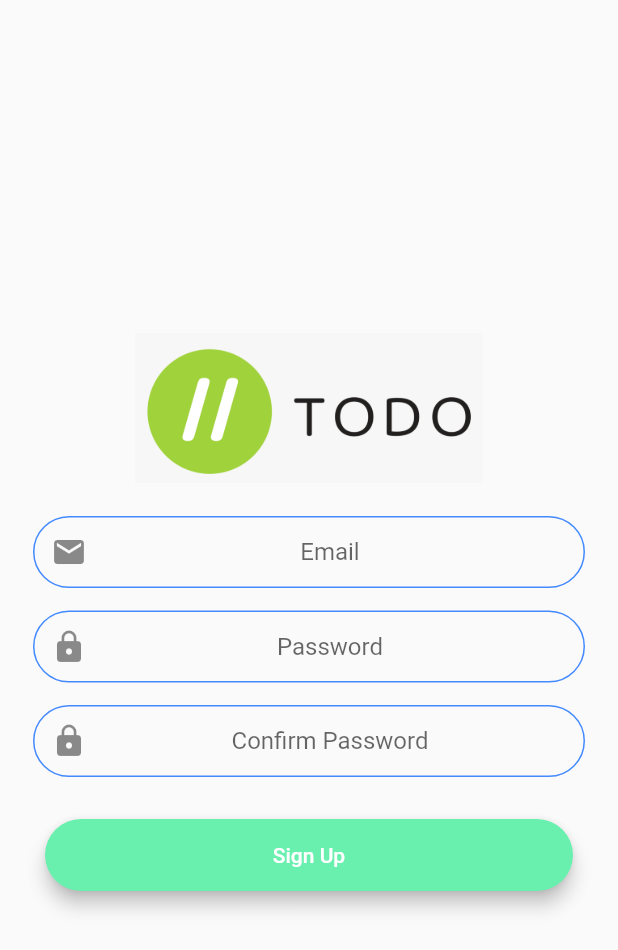
After one commit to tm-sanjay/ToDo_app, a Flutter app: the screen it shows after launch, after a tap on "Sign Up", on a phone screen of 412 x 824 dp. The commit adds this screen. Shown: the top 950 px of the screen. Run offline on Flutter 3.47's test engine with Material 2 defaults, Android fonts, the phone set to English and light mode, and no system bars; our stand-ins replace firebase_auth, firebase_core, shared_preferences; accounts and stored records are empty.

Commit message:
login and signup with email added using Firebase auth

```diff
--- /dev/null
+++ b/lib/constants.dart
@@ -0,0 +1,37 @@
+import 'package:flutter/material.dart';
+
+InputDecoration kTextFieldDecorstion = InputDecoration(
+  hintText: 'Enter this value',
+  contentPadding: EdgeInsets.symmetric(vertical: 10.0, horizontal: 20.0),
+  border: OutlineInputBorder(
+    borderRadius: BorderRadius.all(Radius.circular(32.0)),
+  ),
+  enabledBorder: OutlineInputBorder(
+    borderSide: BorderSide(color: Colors.blueAccent),
+    borderRadius: BorderRadius.all(Radius.circular(32.0)),
+  ),
+  focusedBorder: OutlineInputBorder(
+    borderSide: BorderSide(color: Colors.lightBlueAccent, width: 2.0),
+    borderRadius: BorderRadius.all(Radius.circular(32.0)),
+  ),
+);
+
+InputDecoration buildInputDecoration(
+    {required IconData icons, required String hinttext}) {
+  return InputDecoration(
+    hintText: hinttext,
+    prefixIcon: Icon(icons),
+    contentPadding: EdgeInsets.symmetric(vertical: 10.0, horizontal: 20.0),
+    border: OutlineInputBorder(
+      borderRadius: BorderRadius.all(Radius.circular(32.0)),
+    ),
+    enabledBorder: OutlineInputBorder(
+      borderSide: BorderSide(color: Colors.blueAccent),
+      borderRadius: BorderRadius.all(Radius.circular(32.0)),
+    ),
+    focusedBorder: OutlineInputBorder(
+      borderSide: BorderSide(color: Colors.lightBlueAccent, width: 2.0),
+      borderRadius: BorderRadius.all(Radius.circular(32.0)),
+    ),
+  );
+}
--- a/lib/main.dart
+++ b/lib/main.dart
@@ -1,11 +1,17 @@
+import 'package:firebase_auth/firebase_auth.dart';
+import 'package:firebase_core/firebase_core.dart';
 import 'package:flutter/material.dart';
 import 'package:provider/provider.dart';
 import 'package:todo_app/models/store_data.dart';
 import 'package:todo_app/models/task_data.dart';
+import 'package:todo_app/screens/login_screen.dart';
+import 'package:todo_app/screens/register_screent.dart';
 import 'package:todo_app/screens/tasks_screen.dart';
+import 'package:todo_app/screens/welcome_screen.dart';
 
 void main() async {
   WidgetsFlutterBinding.ensureInitialized(); //importent
+  await Firebase.initializeApp();
   await StoreData.init();
   runApp(MyApp());
 }
@@ -18,7 +24,16 @@ class MyApp extends StatelessWidget {
     return ChangeNotifierProvider(
       create: (BuildContext context) => TaskData(),
       child: MaterialApp(
-        home: TasksScreen(),
+        //check if user has loggedin or not
+        initialRoute: FirebaseAuth.instance.currentUser == null
+            ? WelcomeScreen.id
+            : TasksScreen.id,
+        routes: {
+          WelcomeScreen.id: (context) => WelcomeScreen(),
+          LoginScreen.id: (context) => LoginScreen(),
+          TasksScreen.id: (context) => TasksScreen(),
+          RegistrationScreen.id: (context) => RegistrationScreen()
+        },
       ),
     );
   }
--- /dev/null
+++ b/lib/screens/register_screent.dart
@@ -0,0 +1,163 @@
+import 'package:firebase_auth/firebase_auth.dart';
+import 'package:flutter/material.dart';
+import 'package:todo_app/constants.dart';
+import 'package:todo_app/screens/tasks_screen.dart';
+import 'package:todo_app/widgets/build_button.dart';
+
+class RegistrationScreen extends StatefulWidget {
+  static const String id = 'RegistrationScreen';
+  const RegistrationScreen({Key? key}) : super(key: key);
+
+  @override
+  _RegistrationScreenState createState() => _RegistrationScreenState();
+}
+
+class _RegistrationScreenState extends State<RegistrationScreen> {
+  final _auth = FirebaseAuth.instance;
+
+  String? name;
+  String? email;
+  String? password;
+  String? reEnterdaPwd;
+
+  TextEditingController confirmpassword = TextEditingController();
+  final GlobalKey<FormState> _formKey = GlobalKey<FormState>();
+
+  @override
+  void dispose() {
+    super.dispose();
+    confirmpassword.dispose();
+  }
+
+  void signupUser() async {
+    print(email);
+    print(password);
+
+    if ((email != null) || (password != null)) {
+      try {
+        final UserCredential? userCredential = await _auth
+            .createUserWithEmailAndPassword(email: email!, password: password!);
+        if (userCredential != null) {
+          print(userCredential);
+          Navigator.pushNamed(context, TasksScreen.id);
+        }
+      } catch (e) {
+        print(e);
+      }
+    }
+  }
+
+  @override
+  Widget build(BuildContext context) {
+    return Scaffold(
+      body: Container(
+        child: Padding(
+          padding: const EdgeInsets.all(22.0),
+          child: Form(
+            key: _formKey,
+            child: Column(
+              mainAxisAlignment: MainAxisAlignment.center,
+              crossAxisAlignment: CrossAxisAlignment.stretch,
+              children: [
+                Hero(
+                  tag: 'logo',
+                  child: Container(
+                    child: Image.asset('assets/todo_logo.png'),
+                    height: 100,
+                  ),
+                ),
+                SizedBox(
+                  height: 22,
+                ),
+                TextFormField(
+                  onChanged: (value) {
+                    email = value;
+                  },
+                  autofillHints: [AutofillHints.email],
+                  keyboardType: TextInputType.emailAddress,
+                  textAlign: TextAlign.center,
+                  decoration: buildInputDecoration(
+                      icons: Icons.email, hinttext: 'Email'),
+                  validator: (value) {
+                    if (value!.isEmpty) {
+                      return 'Please enter Email';
+                    }
+                    print('email $email');
+                    if (!RegExp('^[a-zA-Z0-9+_.-]+@[a-zA-Z0-9.-]+.[a-z]')
+                        .hasMatch(value)) {
+                      return 'Please a valid Email';
+                    }
+                    return null;
+                  },
+                ),
+                SizedBox(
+                  height: 15,
+                ),
+                TextFormField(
+                  onChanged: (value) {
+                    password = value;
+                  },
+                  keyboardType: TextInputType.visiblePassword,
+                  textAlign: TextAlign.center,
+                  obscureText: true,
+                  decoration: buildInputDecoration(
+                      icons: Icons.lock, hinttext: 'Password'),
+                  validator: (value) {
+                    if (value!.isEmpty) {
+                      return 'Please enter password';
+                    }
+                    return null;
+                  },
+                ),
+                SizedBox(
+                  height: 15,
+                ),
+                TextFormField(
+                  controller: confirmpassword,
+                  obscureText: true,
+                  keyboardType: TextInputType.text,
+                  textAlign: TextAlign.center,
+                  decoration: buildInputDecoration(
+                      icons: Icons.lock, hinttext: 'Confirm Password'),
+                  validator: (value) {
+                    if (value!.isEmpty) {
+                      return 'Please re-enter password';
+                    }
+                    print(password);
+                    print(value);
+                    if (password != value) {
+                      return "Password does not match";
+                    }
+                    return null;
+                  },
+                ),
+                SizedBox(
+                  height: 20,
+                ),
+                Hero(
+                  tag: 'signup',
+                  child: BuildButton(
+                      onPress: () {
+                        if (_formKey.currentState!.validate()) {
+                          print('successful');
+                          ScaffoldMessenger.of(context)
+                            ..removeCurrentSnackBar()
+                            ..showSnackBar(
+                                SnackBar(content: Text('Successful')));
+                          signupUser();
+                          return;
+                        } else {
+                          print('unsuccessful');
+                        }
+                      },
+                      color: Colors.greenAccent,
+                      title: 'Sign Up'),
+                )
+              ],
+            ),
+          ),
+        ),
+      ),
+    );
+  }
+}
--- /dev/null
+++ b/lib/screens/welcome_screen.dart
@@ -0,0 +1,61 @@
+import 'package:flutter/material.dart';
+import 'package:todo_app/screens/login_screen.dart';
+import 'package:todo_app/screens/register_screent.dart';
+import 'package:todo_app/widgets/build_button.dart';
+
+class WelcomeScreen extends StatefulWidget {
+  static const String id = 'WelcomeScreen';
+  const WelcomeScreen({Key? key}) : super(key: key);
+
+  @override
+  _WelcomeScreenState createState() => _WelcomeScreenState();
+}
+
+class _WelcomeScreenState extends State<WelcomeScreen> {
+  @override
+  Widget build(BuildContext context) {
+    return Scaffold(
+      body: SafeArea(
+          child: Padding(
+        padding: EdgeInsets.all(20.0),
+        child: Column(
+          crossAxisAlignment: CrossAxisAlignment.stretch,
+          mainAxisAlignment: MainAxisAlignment.center,
+          children: [
+            Hero(
+              tag: 'logo',
+              child: Container(
+                child: Image.asset('assets/todo_logo.png'),
+                height: 100,
+              ),
+            ),
+            SizedBox(
+              height: 20.0,
+            ),
+            Hero(
+              tag: 'login',
+              child: BuildButton(
+                  onPress: () {
+                    Navigator.pushNamed(context, LoginScreen.id);
+                  },
+                  color: Colors.lightBlueAccent,
+                  title: 'Log In'),
+            ),
+            SizedBox(
+              height: 8.0,
+            ),
+            Hero(
+              tag: 'signup',
+              child: BuildButton(
+                  onPress: () {
+                    Navigator.pushNamed(context, RegistrationScreen.id);
+                  },
+                  color: Colors.greenAccent,
+                  title: 'Sign Up'),
+            )
+          ],
+        ),
+      )),
+    );
+  }
+}
--- /dev/null
+++ b/lib/widgets/build_button.dart
@@ -0,0 +1,29 @@
+import 'package:flutter/material.dart';
+
+class BuildButton extends StatelessWidget {
+  const BuildButton(
+      {required this.onPress, required this.color, required this.title});
+
+  final Function()? onPress;
+  final Color color;
+  final String title;
+
+  @override
+  Widget build(BuildContext context) {
+    return Padding(
+      padding: const EdgeInsets.all(8.0),
+      child: Material(
+        elevation: 5.0,
+        color: color,
+        borderRadius: BorderRadius.circular(30.0),
+        child: MaterialButton(
+          onPressed: onPress,
+          child: Text(
+            title,
+            style: TextStyle(color: Colors.white),
+          ),
+        ),
+      ),
+    );
+  }
+}
```
Also changed, not shown: lib/screens/login_screen.dart (added, +139 -0 lines), lib/screens/tasks_screen.dart (+21 -2 lines), assets/todo_logo.png (added).
